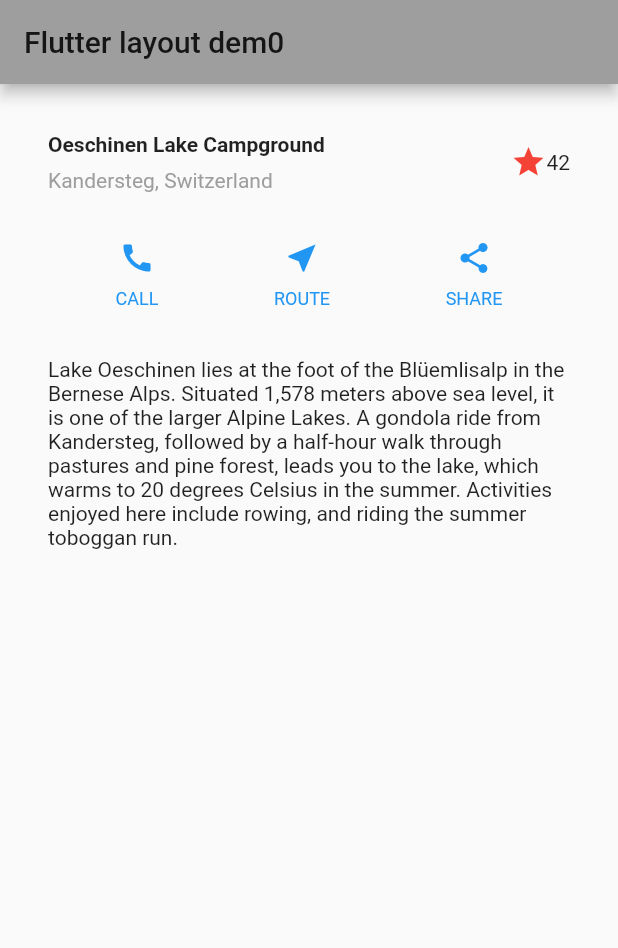
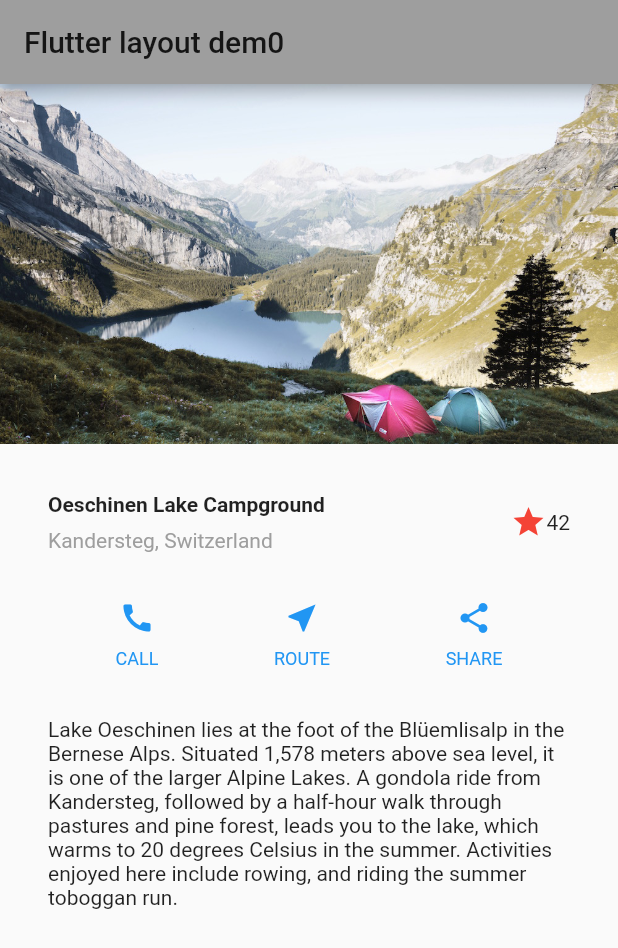
Before and after one commit to tkrplus/NiwalabFlutterTutorial, a Flutter app: the screen it shows after launch, on a phone screen of 412 x 824 dp. Shown: the top 948 px of the screen. Run offline on Flutter 3.47's test engine with Material 2 defaults, Android fonts, the phone set to English and light mode, and no system bars.

Commit message:
LayoutTutorial Step.5

```diff
--- a/lib/main.dart
+++ b/lib/main.dart
@@ -9,6 +9,13 @@ class MyApp extends StatelessWidget {
   @override
   Widget build(BuildContext context) {
     final Color color = Theme.of(context).primaryColor;
+
+    final Widget imageSection = Image.asset(
+      'images/lake.jpg',
+      width: 600,
+      height: 240,
+      fit: BoxFit.cover,
+    );
     final Widget titleSection = Container(
       padding: const EdgeInsets.all(32),
       child: Row(children: [
@@ -82,7 +89,7 @@ class MyApp extends StatelessWidget {
       home: Scaffold(
           appBar: AppBar(title: Text('Flutter layout dem0')),
           body: Column(
-            children: [titleSection, buttonSection, textSection],
+            children: [imageSection, titleSection, buttonSection, textSection],
           )),
     );
   }
```
Also changed, not shown: pubspec.yaml (+3 -7 lines), images/lake.jpg (added).
